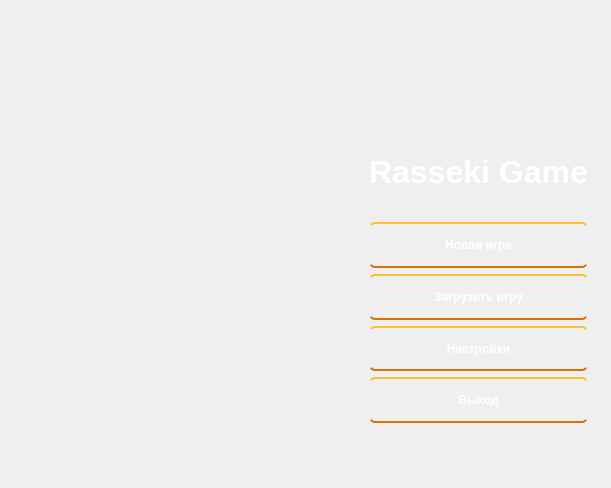
First picture: the form in RGI/menuwindow.ui, repository Rasseki-Studios/rasseki.game, before the edit.
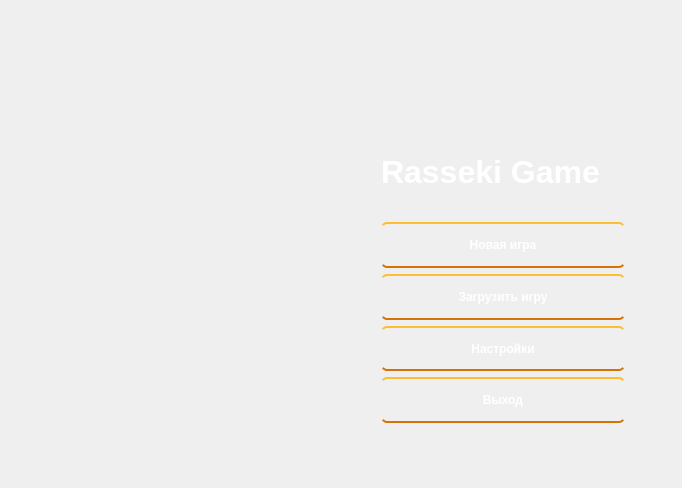
Second picture: the form after the edit. Icons and pictures are not drawn.

```diff
--- a/RGI/menuwindow.ui
+++ b/RGI/menuwindow.ui
@@ -6,7 +6,7 @@
    <rect>
     <x>0</x>
     <y>0</y>
-    <width>611</width>
+    <width>682</width>
     <height>488</height>
    </rect>
   </property>
@@ -42,7 +42,7 @@
      <rect>
       <x>60</x>
       <y>90</y>
-      <width>528</width>
+      <width>565</width>
       <height>385</height>
      </rect>
     </property>
```
Left out of the diff: 28 changed lines with no effect on the pictures.
